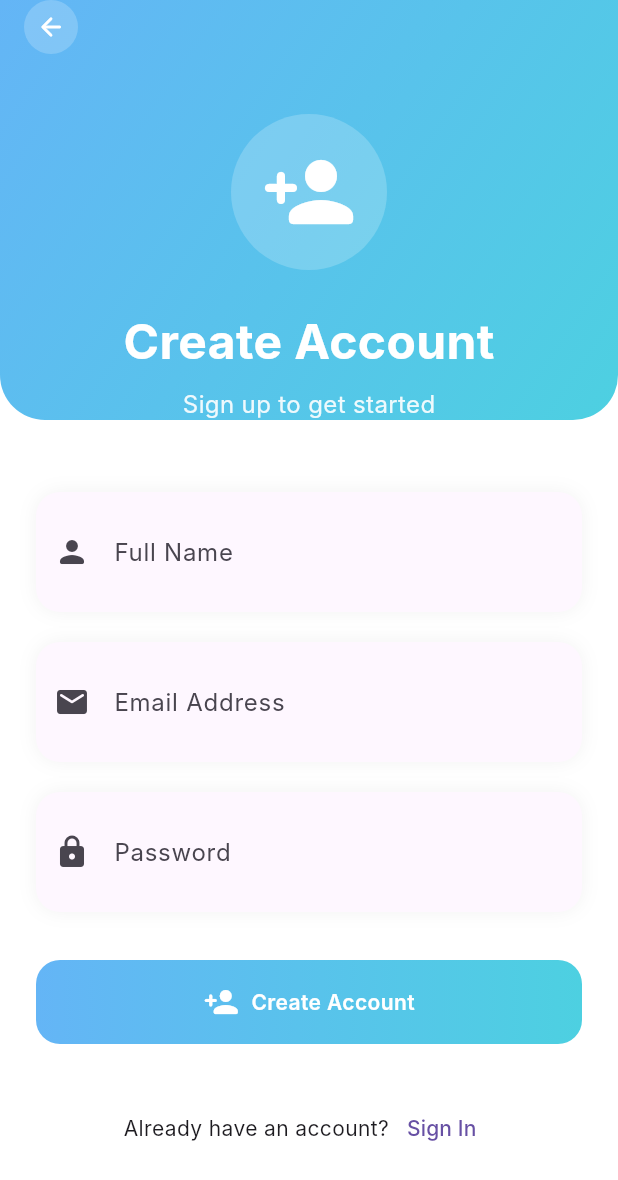
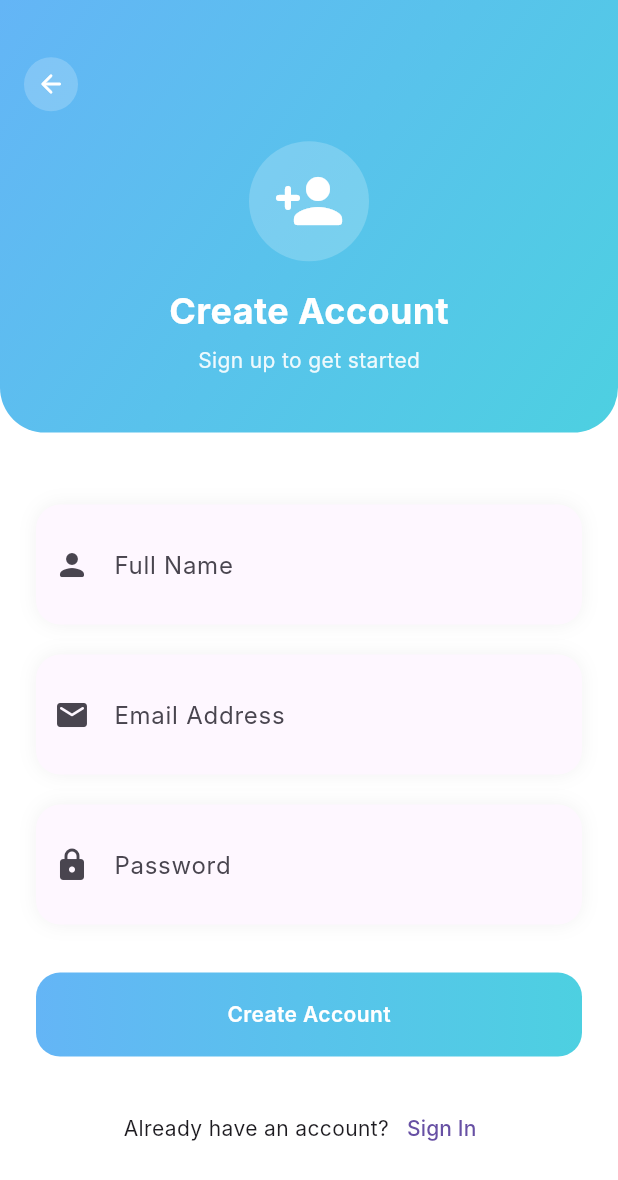
Before and after one commit to shahdebrehem/Project_PDF, a Flutter app: the SignUpPage screen opened directly, on a phone screen of 412 x 824 dp. Shown: the top 1180 px of the screen. Run offline on Flutter 3.47's test engine with Material 3 defaults, Android fonts, the phone set to English and light mode, and no system bars; Roboto replaces fonts that are missing (Inter).

Commit message:
sol_error

```diff
--- a/lib/pages/personal_page.dart
+++ b/lib/pages/personal_page.dart
@@ -58,7 +58,6 @@ class PersonalPage extends StatelessWidget {
       body: SingleChildScrollView(
         child: Column(
           children: [
-            // User Info Section
             Container(
               width: double.infinity,
               color: theme.cardColor,
@@ -107,8 +106,6 @@ class PersonalPage extends StatelessWidget {
                     ),
                   ),
                   const SizedBox(height: 20),
-
-                  // Stats Row
                   Row(
                     mainAxisAlignment: MainAxisAlignment.spaceEvenly,
                     children: [
@@ -120,10 +117,7 @@ class PersonalPage extends StatelessWidget {
                 ],
               ),
             ),
-
             const SizedBox(height: 8),
-
-            // Documents List Section
             Container(
               color: theme.cardColor,
               padding: const EdgeInsets.all(24),
@@ -144,8 +138,6 @@ class PersonalPage extends StatelessWidget {
                     ),
                   ),
                   const SizedBox(height: 20),
-
-                  // Files List
                   ...userFiles.map((file) => _buildUserFileItem(theme, file)),
                 ],
               ),
@@ -186,8 +178,8 @@ class PersonalPage extends StatelessWidget {
   }
 
   Widget _buildUserFileItem(ThemeData theme, Map<String, dynamic> file) {
-    Color statusColor = file['status'] == 'Completed' ? Color(0xFF81C784) : Color(0xFFFFB74D);
-    Color cardColor = theme.cardColor;
+    Color statusColor =
+    file['status'] == 'Completed' ? Color(0xFF81C784) : Color(0xFFFFB74D);
 
     return Container(
       margin: const EdgeInsets.only(bottom: 16),
@@ -232,6 +224,8 @@ class PersonalPage extends StatelessWidget {
                     children: [
                       Text(
                         file['name'],
+                        maxLines: 1,
+                        overflow: TextOverflow.ellipsis,
                         style: theme.textTheme.bodyLarge?.copyWith(
                           fontWeight: FontWeight.w600,
                         ),
@@ -240,7 +234,8 @@ class PersonalPage extends StatelessWidget {
                       Row(
                         children: [
                           Container(
-                            padding: const EdgeInsets.symmetric(horizontal: 8, vertical: 4),
+                            padding: const EdgeInsets.symmetric(
+                                horizontal: 8, vertical: 4),
                             decoration: BoxDecoration(
                               color: statusColor.withOpacity(0.1),
                               borderRadius: BorderRadius.circular(6),
@@ -255,11 +250,16 @@ class PersonalPage extends StatelessWidget {
                             ),
                           ),
                           const SizedBox(width: 8),
-                          Text(
-                            '${file['type']} • ${file['date']}',
-                            style: theme.textTheme.bodyMedium?.copyWith(
-                              color: theme.textTheme.bodyMedium?.color?.withOpacity(0.7),
-                              fontSize: 12,
+                          Expanded(
+                            child: Text(
+                              '${file['type']} • ${file['date']}',
+                              maxLines: 1,
+                              overflow: TextOverflow.ellipsis,
+                              style: theme.textTheme.bodyMedium?.copyWith(
+                                color: theme.textTheme.bodyMedium?.color
+                                    ?.withOpacity(0.7),
+                                fontSize: 12,
+                              ),
                             ),
                           ),
                         ],
@@ -268,7 +268,8 @@ class PersonalPage extends StatelessWidget {
                       Text(
                         file['size'],
                         style: theme.textTheme.bodySmall?.copyWith(
-                          color: theme.textTheme.bodySmall?.color?.withOpacity(0.6),
+                          color: theme.textTheme.bodySmall?.color
+                              ?.withOpacity(0.6),
                           fontSize: 11,
                         ),
                       ),
--- a/lib/pages/sign_up_page.dart
+++ b/lib/pages/sign_up_page.dart
@@ -36,14 +36,24 @@ class _SignUpPageState extends State<SignUpPage> {
 
     return Scaffold(
       backgroundColor: theme.scaffoldBackgroundColor,
-      body: SingleChildScrollView(
+      body: LayoutBuilder(
+        builder: (context, constraints) {
+          return SingleChildScrollView(
+            physics: const BouncingScrollPhysics(),
+            keyboardDismissBehavior:
+            ScrollViewKeyboardDismissBehavior.onDrag,
+            child: ConstrainedBox(
+              constraints: BoxConstraints(
+                minHeight: constraints.maxHeight,
+              ),
+              child: IntrinsicHeight(
                 child: Column(
                   children: [
 
                     /// ===== Header =====
                     Container(
                       width: double.infinity,
-              height: 280,
+                      height: constraints.maxHeight * 0.35, // 👈 بدل 280 ثابت
                       decoration: const BoxDecoration(
                         gradient: LinearGradient(
                           begin: Alignment.topLeft,
@@ -66,15 +76,16 @@ class _SignUpPageState extends State<SignUpPage> {
                               alignment: Alignment.topLeft,
                               child: Padding(
                                 padding: const EdgeInsets.only(
-                            left: 16, bottom: 40),
+                                    left: 16, bottom: 20),
                                 child: InkWell(
                                   onTap: () => Navigator.pop(context),
-                          borderRadius: BorderRadius.circular(20),
+                                  borderRadius:
+                                  BorderRadius.circular(20),
                                   child: Container(
                                     padding: const EdgeInsets.all(8),
                                     decoration: BoxDecoration(
-                              color:
-                              Colors.white.withOpacity(0.2),
+                                      color: Colors.white
+                                          .withOpacity(0.2),
                                       shape: BoxShape.circle,
                                     ),
                                     child: const Icon(
@@ -87,32 +98,35 @@ class _SignUpPageState extends State<SignUpPage> {
                               ),
                             ),
                             Container(
-                      padding: const EdgeInsets.all(20),
+                              padding:
+                              const EdgeInsets.all(16),
                               decoration: BoxDecoration(
-                        color: Colors.white.withOpacity(0.2),
+                                color:
+                                Colors.white.withOpacity(0.2),
                                 shape: BoxShape.circle,
                               ),
                               child: const Icon(
                                 Icons.person_add_rounded,
-                        size: 64,
+                                size: 48,
                                 color: Colors.white,
                               ),
                             ),
-                    const SizedBox(height: 24),
+                            const SizedBox(height: 16),
                             const Text(
                               'Create Account',
                               style: TextStyle(
-                        fontSize: 32,
+                                fontSize: 24,
                                 fontWeight: FontWeight.bold,
                                 color: Colors.white,
                               ),
                             ),
-                    const SizedBox(height: 8),
+                            const SizedBox(height: 6),
                             Text(
                               'Sign up to get started',
                               style: TextStyle(
-                        fontSize: 16,
-                        color: Colors.white.withOpacity(0.9),
+                                fontSize: 14,
+                                color: Colors.white
+                                    .withOpacity(0.9),
                               ),
                             ),
                           ],
@@ -121,8 +135,10 @@ class _SignUpPageState extends State<SignUpPage> {
                     ),
 
                     /// ===== Form =====
-            Padding(
-              padding: const EdgeInsets.all(24.0),
+                    Expanded(
+                      child: Padding(
+                        padding:
+                        const EdgeInsets.all(24.0),
                         child: Column(
                           children: [
                             const SizedBox(height: 24),
@@ -130,13 +146,16 @@ class _SignUpPageState extends State<SignUpPage> {
                             _inputContainer(
                               context,
                               child: TextField(
-                      controller: _nameController,
-                      style: theme.textTheme.bodyLarge,
-                      decoration: const InputDecoration(
+                                controller:
+                                _nameController,
+                                decoration:
+                                const InputDecoration(
                                   labelText: 'Full Name',
-                        prefixIcon: Icon(Icons.person_rounded),
+                                  prefixIcon:
+                                  Icon(Icons.person_rounded),
                                   border: InputBorder.none,
-                        contentPadding: EdgeInsets.all(20),
+                                  contentPadding:
+                                  EdgeInsets.all(20),
                                 ),
                               ),
                             ),
@@ -146,13 +165,17 @@ class _SignUpPageState extends State<SignUpPage> {
                             _inputContainer(
                               context,
                               child: TextField(
-                      controller: _emailController,
-                      style: theme.textTheme.bodyLarge,
-                      decoration: const InputDecoration(
-                        labelText: 'Email Address',
-                        prefixIcon: Icon(Icons.email_rounded),
+                                controller:
+                                _emailController,
+                                decoration:
+                                const InputDecoration(
+                                  labelText:
+                                  'Email Address',
+                                  prefixIcon:
+                                  Icon(Icons.email_rounded),
                                   border: InputBorder.none,
-                        contentPadding: EdgeInsets.all(20),
+                                  contentPadding:
+                                  EdgeInsets.all(20),
                                 ),
                               ),
                             ),
@@ -162,92 +185,113 @@ class _SignUpPageState extends State<SignUpPage> {
                             _inputContainer(
                               context,
                               child: TextField(
-                      controller: _passwordController,
+                                controller:
+                                _passwordController,
                                 obscureText: true,
-                      style: theme.textTheme.bodyLarge,
-                      decoration: const InputDecoration(
+                                decoration:
+                                const InputDecoration(
                                   labelText: 'Password',
-                        prefixIcon: Icon(Icons.lock_rounded),
+                                  prefixIcon:
+                                  Icon(Icons.lock_rounded),
                                   border: InputBorder.none,
-                        contentPadding: EdgeInsets.all(20),
+                                  contentPadding:
+                                  EdgeInsets.all(20),
                                 ),
                               ),
                             ),
 
                             const SizedBox(height: 32),
 
-                  /// Sign Up Button
+                            /// Button
                             SizedBox(
                               width: double.infinity,
                               height: 56,
                               child: InkWell(
-                      onTap: _isLoading ? null : _signUp,
-                      borderRadius: BorderRadius.circular(16),
+                                onTap: _isLoading
+                                    ? null
+                                    : _signUp,
+                                borderRadius:
+                                BorderRadius.circular(
+                                    16),
                                 child: Container(
-                        decoration: BoxDecoration(
-                          gradient: LinearGradient(
+                                  decoration:
+                                  BoxDecoration(
+                                    gradient:
+                                    LinearGradient(
                                       colors: _isLoading
                                           ? [
-                              Colors.grey.shade400,
-                              Colors.grey.shade500
+                                        Colors.grey
+                                            .shade400,
+                                        Colors.grey
+                                            .shade500
                                       ]
                                           : const [
-                              Color(0xFF64B5F6),
-                              Color(0xFF4DD0E1)
+                                        Color(
+                                            0xFF64B5F6),
+                                        Color(
+                                            0xFF4DD0E1)
                                       ],
                                     ),
-                          borderRadius: BorderRadius.circular(16),
+                                    borderRadius:
+                                    BorderRadius
+                                        .circular(16),
                                   ),
                                   child: Center(
                                     child: _isLoading
                                         ? const CircularProgressIndicator(
-                            color: Colors.white,
+                                      color: Colors
+                                          .white,
                                     )
-                              : const Row(
-                            mainAxisAlignment:
-                            MainAxisAlignment.center,
-                            children: [
-                              Icon(
-                                  Icons.person_add_rounded,
-                                  color: Colors.white),
-                              SizedBox(width: 8),
-                              Text(
+                                        : const Text(
                                       'Create Account',
-                                style: TextStyle(
-                                  color: Colors.white,
+                                      style:
+                                      TextStyle(
+                                        color: Colors
+                                            .white,
                                         fontWeight:
-                                  FontWeight.w600,
+                                        FontWeight
+                                            .w600,
                                       ),
-                              )
-                            ],
                                     ),
                                   ),
                                 ),
                               ),
                             ),
 
-                  const SizedBox(height: 32),
+                            const SizedBox(height: 24),
 
-                  /// Sign In
                             Row(
-                    mainAxisAlignment: MainAxisAlignment.center,
+                              mainAxisAlignment:
+                              MainAxisAlignment
+                                  .center,
                               children: [
                                 Text(
                                   "Already have an account?",
-                        style: theme.textTheme.bodyMedium,
+                                  style: theme
+                                      .textTheme
+                                      .bodyMedium,
                                 ),
                                 TextButton(
-                        onPressed: () => Navigator.pop(context),
-                        child: const Text('Sign In'),
+                                  onPressed: () =>
+                                      Navigator.pop(
+                                          context),
+                                  child: const Text(
+                                      'Sign In'),
                                 ),
                               ],
                             ),
                           ],
                         ),
                       ),
+                    ),
                   ],
                 ),
               ),
+            ),
+          );
+        },
+      ),
+
     );
   }
 
--- a/pubspec.yaml
+++ b/pubspec.yaml
@@ -30,6 +30,10 @@ environment:
 dependencies:
   flutter:
     sdk: flutter
+  flutter_localizations:
+    sdk: flutter
+  intl: ^0.20.2
+
 
   # The following adds the Cupertino Icons font to your application.
   # Use with the CupertinoIcons class for iOS style icons.
@@ -51,6 +55,8 @@ dev_dependencies:
 
 # The following section is specific to Flutter packages.
 flutter:
+  generate: true
+
 
   # The following line ensures that the Material Icons font is
   # included with your application, so that you can use the icons in
```
Also changed, not shown: pubspec.lock. Lines whose indentation alone changed are shown as unchanged.
